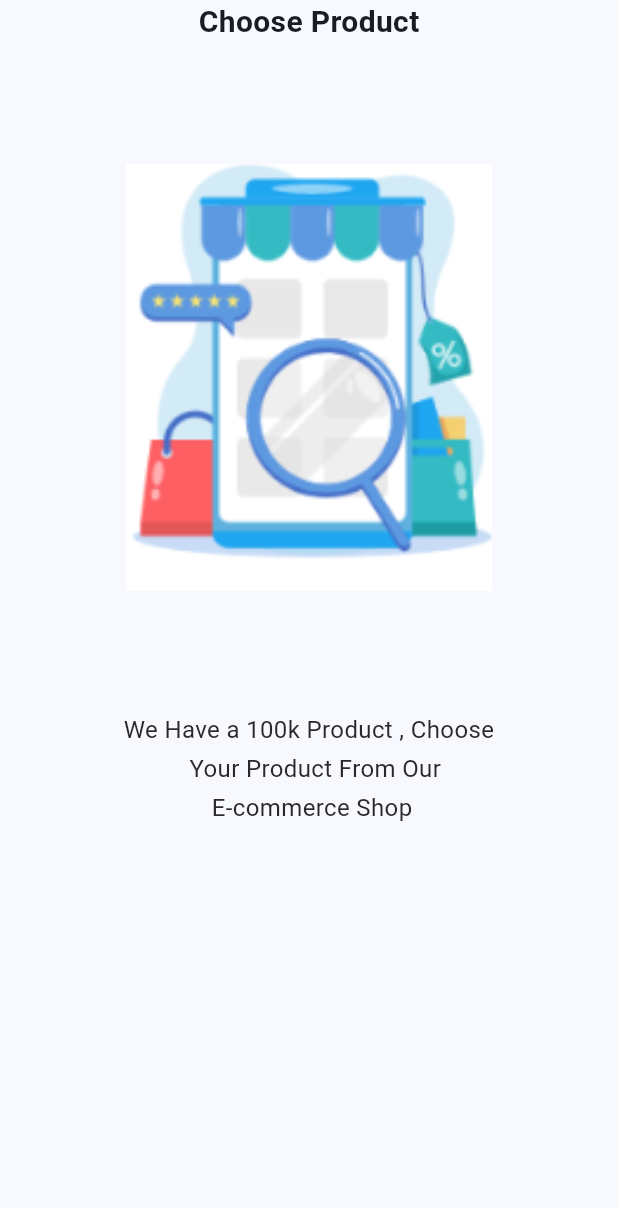
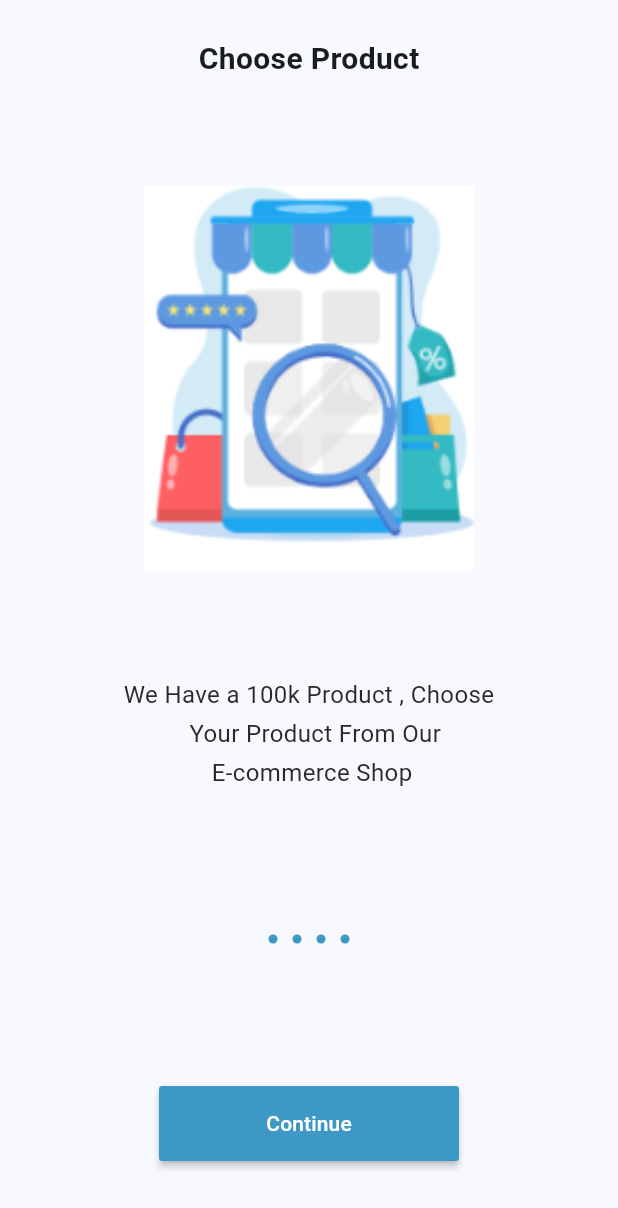
Before and after one commit to amarasalah/flutter_ecommerce_1, a Flutter app: the screen it shows after launch, on a phone screen of 412 x 824 dp. Shown: the top 1208 px of the screen. Run offline on Flutter 3.47's test engine with Material 2 defaults, Android fonts, the phone set to English and light mode, and no system bars; our stand-ins replace get.

Commit message:
retouching onboarding secreen

```diff
--- a/lib/constants/color.dart
+++ b/lib/constants/color.dart
@@ -2,4 +2,5 @@ import 'package:flutter/material.dart';
 
 class AppColor {
   static const Color grey = Color.fromARGB(255, 41, 41, 41);
+  static const Color primaryColor = Color(0xff3E98C5);
 }
--- a/lib/views/screens/onboarding.dart
+++ b/lib/views/screens/onboarding.dart
@@ -12,11 +12,14 @@ class OnBoarding extends StatelessWidget {
         child: Column(
           children: [
             Expanded(
-              flex: 2,
+              flex: 3,
               child: PageView.builder(
                 itemCount: onBoardingList.length,
                 itemBuilder: (context, i) => Column(
                   children: [
+                    const SizedBox(
+                      height: 25,
+                    ),
                     Text(
                       onBoardingList[i].title!,
                       style: const TextStyle(
@@ -25,14 +28,14 @@ class OnBoarding extends StatelessWidget {
                       ),
                     ),
                     const SizedBox(
-                      height: 80,
+                      height: 70,
                     ),
                     Image.asset(
                       onBoardingList[i].image!,
-                      width: 244,
+                      width: 220,
                       fit: BoxFit.fill,
                     ),
-                    const SizedBox(height: 80),
+                    const SizedBox(height: 70),
                     Container(
                       width: double.infinity,
                       alignment: Alignment.center,
@@ -47,6 +50,42 @@ class OnBoarding extends StatelessWidget {
                 ),
               ),
             ),
+            Expanded(
+              flex: 1,
+              child: Column(
+                mainAxisAlignment: MainAxisAlignment.center,
+                children: [
+                  Row(
+                    mainAxisAlignment: MainAxisAlignment.center,
+                    children: [
+                      ...List.generate(
+                          onBoardingList.length,
+                          (index) => AnimatedContainer(
+                                margin: const EdgeInsets.all(5),
+                                duration: const Duration(microseconds: 900),
+                                width: 6,
+                                height: 6,
+                                decoration: BoxDecoration(
+                                    color: AppColor.primaryColor,
+                                    borderRadius: BorderRadius.circular(10)),
+                              ))
+                    ],
+                  ),
+                  const Spacer(flex: 1),
+                  Container(
+                    margin: const EdgeInsets.only(bottom: 50),
+                    height: 50,
+                    width: 200,
+                    child: MaterialButton(
+                      color: AppColor.primaryColor,
+                      textColor: Colors.white,
+                      onPressed: () => {},
+                      child: const Text("Continue"),
+                    ),
+                  )
+                ],
+              ),
+            )
           ],
         ),
       ),
```
